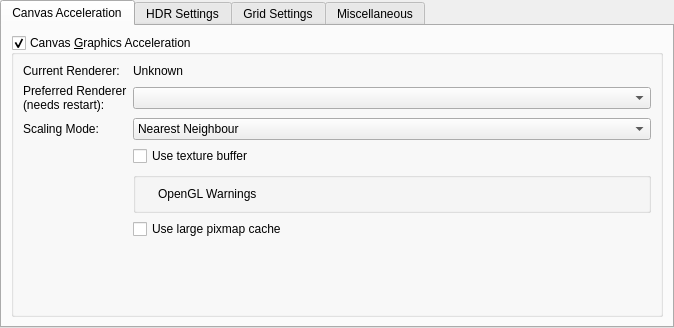
First picture: the form in libs/ui/forms/wdgdisplaysettings.ui, repository KDE/krita, before the edit.
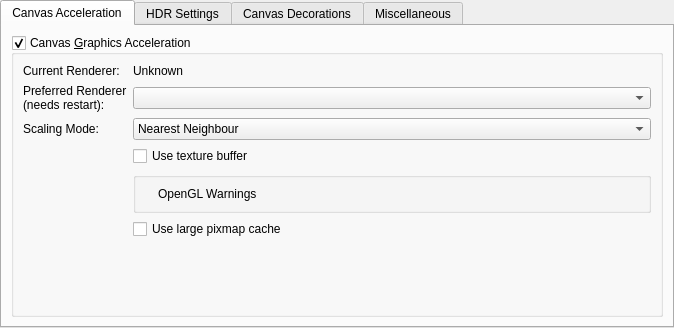
Second picture: the form after the edit. Custom widgets are drawn as their Qt base class.

Commit message:
Update tab label
It's not just about grids.

BUG:422873

The edit to the form file:
```diff
--- a/libs/ui/forms/wdgdisplaysettings.ui
+++ b/libs/ui/forms/wdgdisplaysettings.ui
@@ -336,7 +336,7 @@
      </widget>
      <widget class="QWidget" name="tab_3">
       <attribute name="title">
-       <string>Grid Settings</string>
+       <string>Canvas Decorations</string>
       </attribute>
       <layout class="QFormLayout" name="formLayout_2">
        <item row="0" column="0">
```
Left out of the diff: 2 changed lines with no effect on the pictures.
